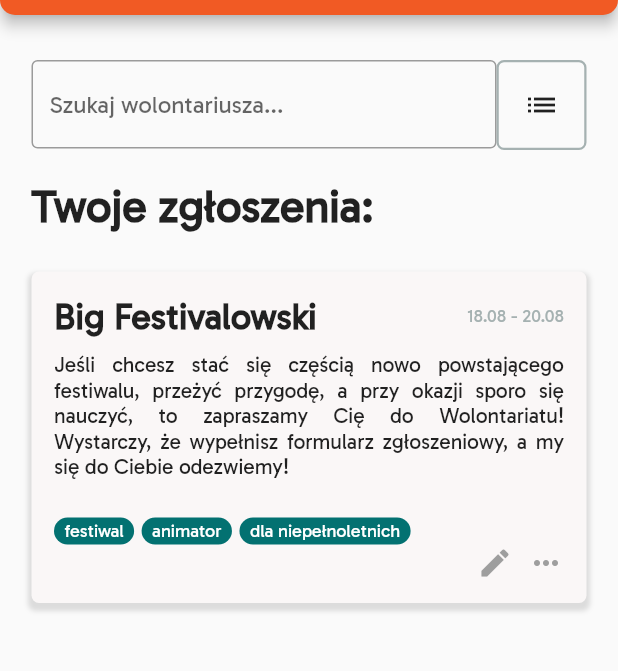
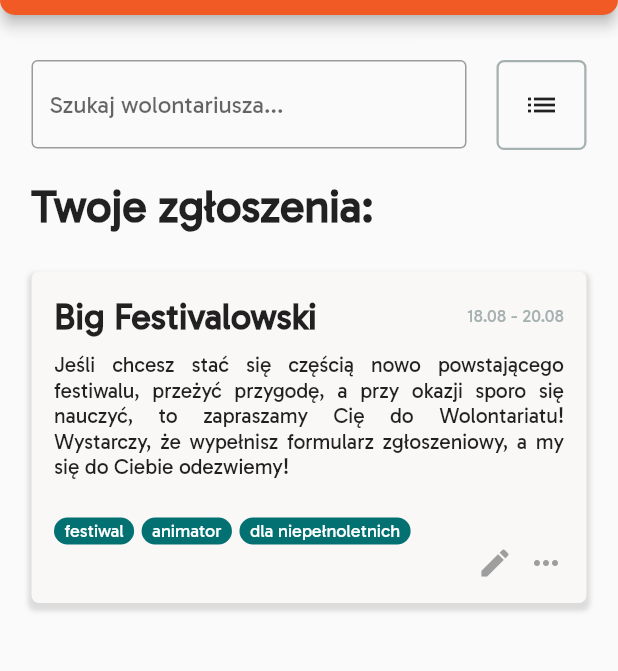
Before and after one commit to fuzzyduck10394/Hackathon, a Flutter app: the MenuAdmin screen opened by its route, on a phone screen of 412 x 824 dp, the part 69-740 px from its top. Run offline on Flutter 3.47's test engine with Material 2 defaults, Android fonts, the light colour scheme and no system bars; our stand-ins replace flutter_form_builder; missing offline and left inert: checkbox_grouped.

Commit message:
final fix

```diff
--- a/lib/menuAdmin.dart
+++ b/lib/menuAdmin.dart
@@ -50,7 +50,7 @@ class _MenuAdminState extends State<MenuAdmin> {
                   Container(
                     // TextField
                     height: 60,
-                    width: 310,
+                    width: 290,
 
                     child: TextField(
                         decoration: InputDecoration(
--- a/lib/menuUser.dart
+++ b/lib/menuUser.dart
@@ -115,7 +115,7 @@ class MenuUser extends StatelessWidget {
                 Column(children: [
                   Event(
                       'Big Festivalowski',
-                      '  Jeśli chcesz stać się częścią nowo powstającego festiwalu, przeżyć przygodę, a przy okazji sporo się nauczyć, to zapraszamy Cię do Wolontariatu!  Wystarczy, że wypełnisz formularz zgłoszeniowy, a my się do Ciebie odezwiemy!',
+                      'Jeśli chcesz stać się częścią nowo powstającego festiwalu, przeżyć przygodę, a przy okazji sporo się nauczyć, to zapraszamy Cię do Wolontariatu!  Wystarczy, że wypełnisz formularz zgłoszeniowy, a my się do Ciebie odezwiemy!',
                       '18.08 - 20.08', [
                     category('festiwal'),
                     category('animator'),
```
